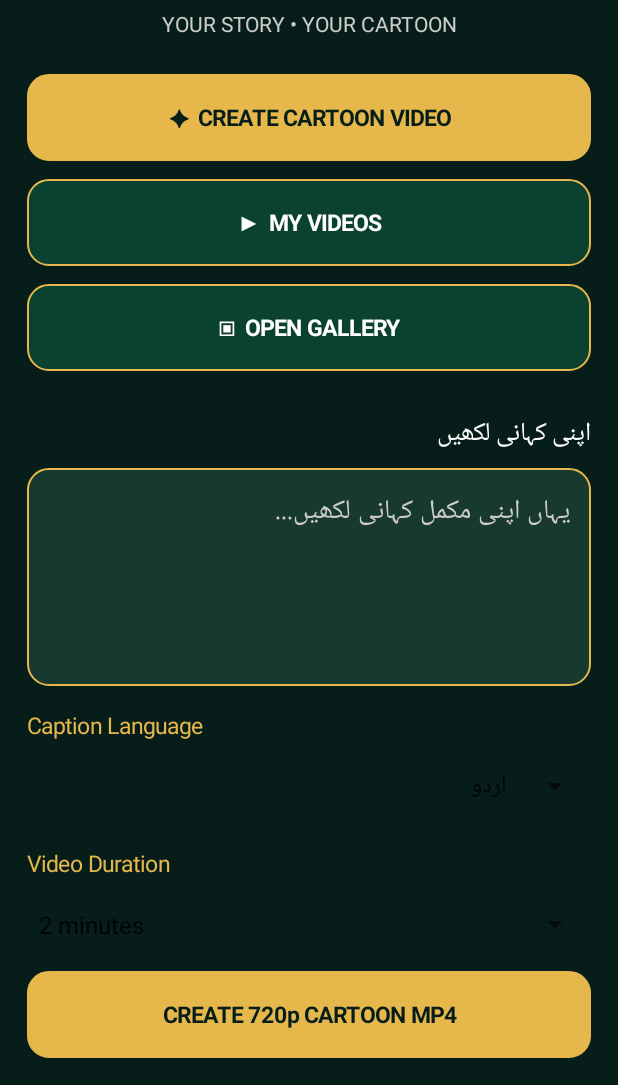
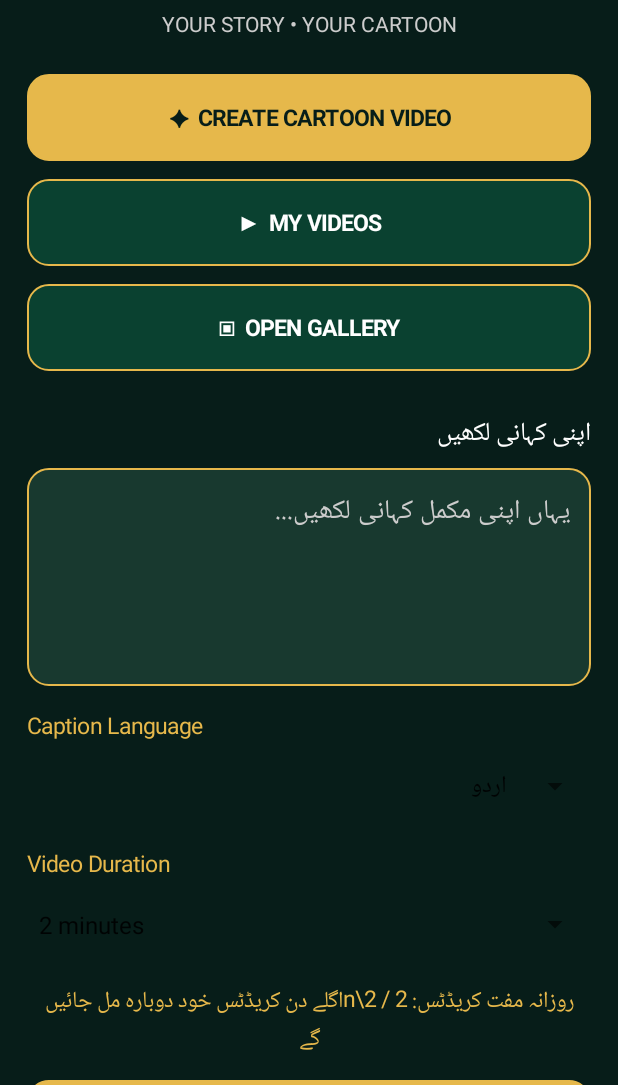
Before and after one commit to qaisarmughal866-dot/MughalAIStudio, an Android app: the screen it shows after launch (MainActivity), on a phone screen of 412 x 824 dp, the part 151-1236 px from its top. Run offline under Robolectric (Android 15) with nearby library versions, the phone set to English and light mode, and no system bars.

Commit message:
Add daily free credits with automatic daily refresh

```diff
--- a/app/src/main/java/com/mughalai/studio/MainActivity.java
+++ b/app/src/main/java/com/mughalai/studio/MainActivity.java
@@ -19,13 +19,17 @@ import java.io.File;
 import java.io.FileInputStream;
 import java.io.OutputStream;
 import java.util.ArrayList;
+import java.text.SimpleDateFormat;
+import java.util.Date;
+import java.util.Locale;
 import java.util.concurrent.ExecutorService;
 import java.util.concurrent.Executors;
 
 public class MainActivity extends Activity {
     private EditText story;
     private Spinner duration, language;
-    private TextView status, createButton;
+    private TextView status, createButton, creditsView;
+    private static final int DAILY_FREE_CREDITS = 2;
     private final ExecutorService worker =
             Executors.newSingleThreadExecutor();
 
@@ -106,8 +110,16 @@ public class MainActivity extends Activity {
         duration = addSpinner(root,"Video Duration",
                 new String[]{"2 minutes","4 minutes","6 minutes"});
 
+        creditsView = new TextView(this);
+        creditsView.setTextColor(gold);
+        creditsView.setTextSize(15);
+        creditsView.setGravity(Gravity.CENTER);
+        creditsView.setPadding(0,dp(14),0,dp(8));
+        root.addView(creditsView);
+        refreshCreditsLabel();
+
         TextView make = addButton(root,
-                "CREATE 720p CARTOON MP4",gold,dark);
+                "CREATE FREE CARTOON MP4",gold,dark);
         make.setOnClickListener(v -> createVideo());
 
         status = new TextView(this);
@@ -120,7 +132,7 @@ public class MainActivity extends Activity {
         note.setTextColor(Color.LTGRAY);
         note.setTextSize(12);
         note.setGravity(Gravity.CENTER);
-        note.setText("Offline 2D cartoon version. AI voice and real 3D animation are not included.");
+        note.setText("مفت آف لائن کارٹون ورژن۔ حقیقی AI تھری ڈی ویڈیو ابھی شامل نہیں؛ روزانہ مفت کریڈٹس اسی فون میں محفوظ ہیں۔");
         root.addView(note);
 
         setContentView(scroll);
@@ -177,6 +189,12 @@ public class MainActivity extends Activity {
         String text = story.getText().toString().trim();
         if (text.isEmpty()) {
             story.setError("Please write your story");
+            return;
+        }
+
+        if (getAvailableCredits() < 1) {
+            status.setText("آج کے مفت کریڈٹس ختم ہو گئے۔ نئے کریڈٹس اگلے دن خود مل جائیں گے۔");
+            refreshCreditsLabel();
             return;
         }
 
@@ -241,6 +259,33 @@ public class MainActivity extends Activity {
                 });
             }
         });
+    }
+
+    private int getAvailableCredits() {
+        android.content.SharedPreferences prefs =
+                getSharedPreferences("daily_free_credits", MODE_PRIVATE);
+        String today = new SimpleDateFormat("yyyyMMdd", Locale.US)
+                .format(new Date());
+        String savedDay = prefs.getString("day", "");
+        if (!today.equals(savedDay)) {
+            prefs.edit().putString("day", today)
+                    .putInt("credits", DAILY_FREE_CREDITS).apply();
+        }
+        return prefs.getInt("credits", DAILY_FREE_CREDITS);
+    }
+
+    private void spendOneCredit() {
+        android.content.SharedPreferences prefs =
+                getSharedPreferences("daily_free_credits", MODE_PRIVATE);
+        int remaining = Math.max(0, getAvailableCredits() - 1);
+        prefs.edit().putInt("credits", remaining).apply();
+    }
+
+    private void refreshCreditsLabel() {
+        if (creditsView == null) return;
+        creditsView.setText("روزانہ مفت کریڈٹس: " + getAvailableCredits()
+                + " / " + DAILY_FREE_CREDITS
+                + "\\nاگلے دن کریڈٹس خود دوبارہ مل جائیں گے");
     }
 
     private void copyFile(File source, File destination) throws Exception {
```
